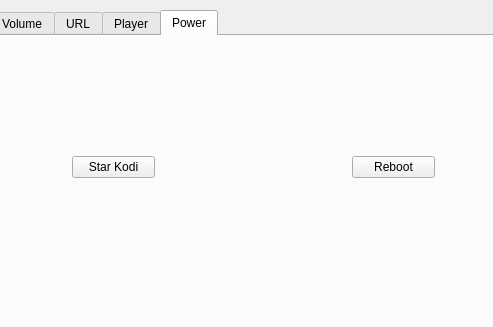
definitly486/KodiGui, file kodigui.ui: the form before one commit; both pictures show x 0 to 493 and y 0 to 327 of the 800 by 600 pixel window.
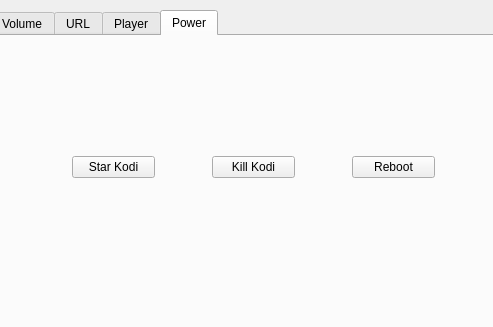
The form after the commit. The open tabs and pages were chosen to show the change. Icons and pictures are not drawn.

Commit message: изменено:      kodigui.pro.user 	новый файл:    kodigui.pro.user.0c5f6ef 	изменено:      kodigui.ui 	изменено:      mainwindow.cpp 	изменено:      mainwindow.h

Patch:
```diff
--- a/kodigui.ui
+++ b/kodigui.ui
@@ -157,6 +157,19 @@
        <string>Reboot</string>
       </property>
      </widget>
+     <widget class="QPushButton" name="pushButton_6">
+      <property name="geometry">
+       <rect>
+        <x>220</x>
+        <y>120</y>
+        <width>83</width>
+        <height>22</height>
+       </rect>
+      </property>
+      <property name="text">
+       <string>Kill Kodi</string>
+      </property>
+     </widget>
     </widget>
    </widget>
   </widget>
```
Left out of the diff: 2 changed lines with no effect on the pictures. The commit also changes 3 other files.
